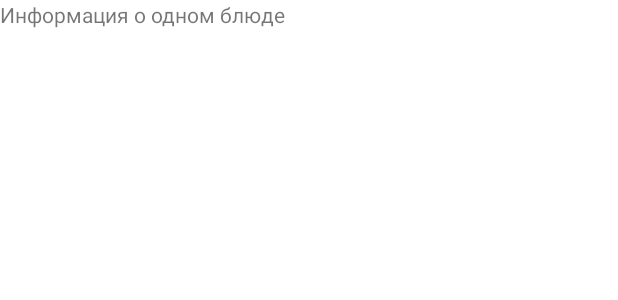
After one commit to FantasyFlowers16/Android, an Android app: the layout activity_details.xml on its own in the app's theme, with its tools: preview values and no code run, on a phone screen of 412 x 824 dp. The commit adds this screen. Shown: the top 300 px of the screen. Run offline under Robolectric (Android 15) with nearby library versions, the phone set to English and light mode, and no system bars.

Commit message:
correct main- acivity+add details activity

```diff
--- a/app/build.gradle
+++ b/app/build.gradle
@@ -50,4 +50,7 @@ dependencies {
     testImplementation 'junit:junit:4.+'
     androidTestImplementation 'androidx.test.ext:junit:1.1.2'
     androidTestImplementation 'androidx.test.espresso:espresso-core:3.3.0'
+    implementation 'de.hdodenhof:circleimageview:3.1.0'
+    implementation 'com.squareup.picasso:picasso:2.71828'
+
 }
--- a/app/src/main/java/com/example/project_study/Constants.kt
+++ b/app/src/main/java/com/example/project_study/Constants.kt
@@ -1,5 +1,5 @@
 package com.example.project_study
 
 object Constants {
-    const val BASE_URL = "https://test.kode-t.ru"
+    const val BASE_URL = "https://test.kode-t.ru/"
 }
--- a/app/src/main/java/com/example/project_study/data/NetworkService.kt
+++ b/app/src/main/java/com/example/project_study/data/NetworkService.kt
@@ -13,6 +13,7 @@ object NetworkService {
         .connectTimeout(40, TimeUnit.SECONDS)
         .build()
 
+
     private fun provideGson(): Gson = GsonBuilder()
         .setLenient()
         .create()
@@ -23,5 +24,6 @@ object NetworkService {
         .addConverterFactory(GsonConverterFactory.create(provideGson()))
         .build()
 
+
     fun networkService(): Api = retrofit().create(Api::class.java)
 }
--- a/app/src/main/java/com/example/project_study/data/objects/Recipe.kt
+++ b/app/src/main/java/com/example/project_study/data/objects/Recipe.kt
@@ -1,7 +1,11 @@
 package com.example.project_study.data.objects
 
 import com.google.gson.annotations.SerializedName
+data class Recipes (
+    @SerializedName("recipes")
+    val recipes: List<Recipe>
 
+)
 data class Recipe(
 
     @SerializedName("uuid")
--- a/app/src/main/java/com/example/project_study/ui/mvp/main/MvpMainPresenter.kt
+++ b/app/src/main/java/com/example/project_study/ui/mvp/main/MvpMainPresenter.kt
@@ -8,6 +8,7 @@ class MvpMainPresenter(private var view: IMainView?) : IMainPresenter{
     override fun init() {
         fetchData()
         view?.showInfo("Проверка")
+
     }
 
     private fun fetchData(){
@@ -15,14 +16,14 @@ class MvpMainPresenter(private var view: IMainView?) : IMainPresenter{
         App.repository.fetchRecipeList(
                 onError = {view?.showError(it)},
                 onResult = {
-                    view?.showList(it)
+                    view?.showList(it.recipes)
                     view?.showLoader(false)
                 }
         )
 
     }
     override fun destroy() {
-       view = null
+
     }
 
     override fun refresh() {
--- /dev/null
+++ b/app/src/main/res/layout/activity_details.xml
@@ -0,0 +1,23 @@
+<?xml version="1.0" encoding="utf-8"?>
+<androidx.constraintlayout.widget.ConstraintLayout xmlns:android="http://schemas.android.com/apk/res/android"
+    xmlns:app="http://schemas.android.com/apk/res-auto"
+    xmlns:tools="http://schemas.android.com/tools"
+    android:id="@+id/details__root"
+    android:layout_width="match_parent"
+    android:layout_height="match_parent">
+
+    <androidx.constraintlayout.widget.ConstraintLayout
+        android:id="@+id/item_layout"
+        android:layout_width="match_parent"
+        android:layout_height="match_parent">
+
+        <TextView
+            android:id="@+id/textView2"
+            android:layout_width="wrap_content"
+            android:layout_height="wrap_content"
+            android:text="Информация о одном блюде"
+            tools:layout_editor_absoluteX="111dp"
+            tools:layout_editor_absoluteY="24dp" />
+    </androidx.constraintlayout.widget.ConstraintLayout>
+
+</androidx.constraintlayout.widget.ConstraintLayout>
```
Also changed, not shown: app/src/main/java/com/example/project_study/data/Api.kt (+4 -3 lines), app/src/main/java/com/example/project_study/data/Repository.kt (+16 -3 lines), app/src/main/java/com/example/project_study/ui/mvp/details/MvpDetailsActivity.kt (+68 -1 lines), app/src/main/java/com/example/project_study/ui/mvp/details/MvpDetailsContract.kt (added, +17 -0 lines), app/src/main/java/com/example/project_study/ui/mvp/details/MvpDetailsPresenter.kt (added, +28 -0 lines), app/src/main/java/com/example/project_study/ui/mvp/main/CustomAdapter.kt (+11 -6 lines), app/src/main/java/com/example/project_study/ui/mvp/main/MvpMainActivity.kt (+6 -5 lines), app/src/main/res/layout/item_list.xml (+8 -8 lines).
